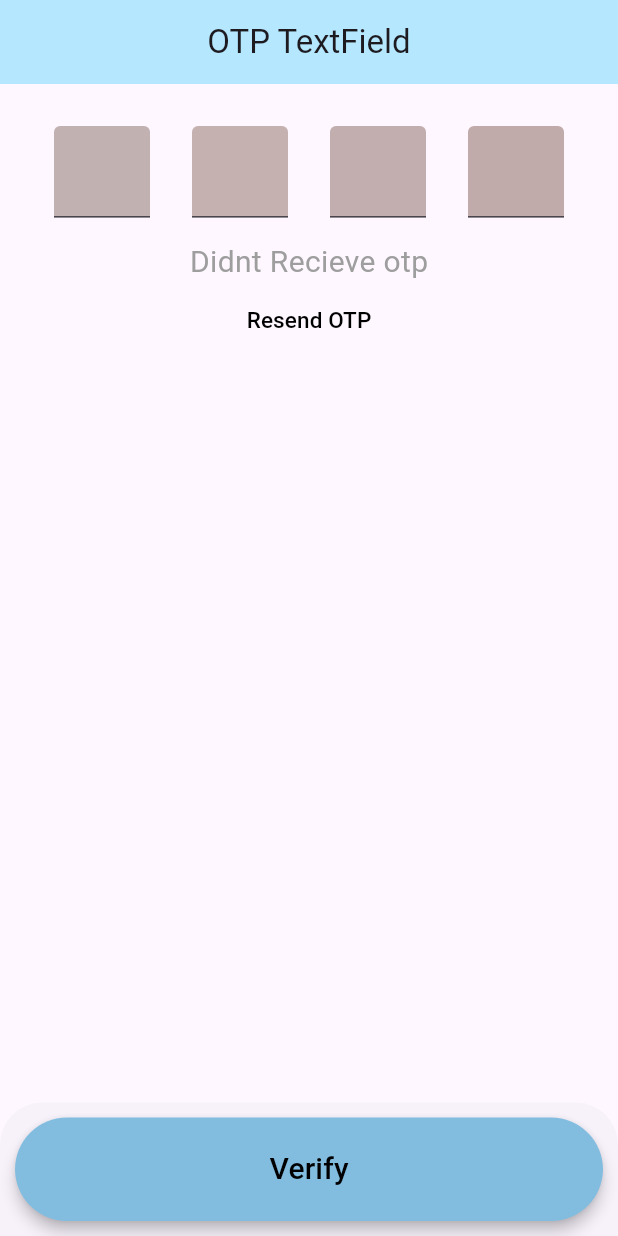
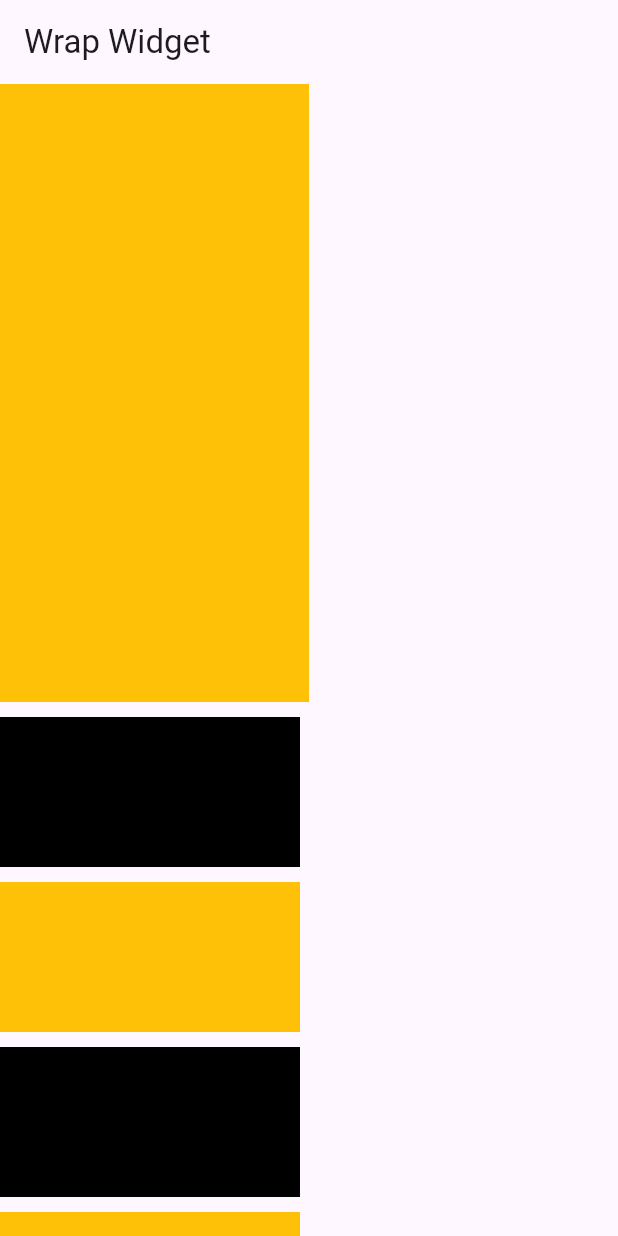
Before and after one commit to RANANUJ/otp_field_15, a Flutter app: the screen it shows after launch, on a phone screen of 412 x 824 dp. Run offline on Flutter 3.47's test engine with Material 3 defaults, Android fonts, the phone set to English and light mode, and no system bars.

Commit message:
stack screen

```diff
--- a/lib/main.dart
+++ b/lib/main.dart
@@ -1,5 +1,6 @@
 import 'package:flutter/material.dart';
 import 'package:otp_field_15/first.dart';
+import 'package:otp_field_15/wrap_screen.dart';
 
 void main() {
   runApp(const MainApp());
@@ -13,6 +14,6 @@ class MainApp extends StatelessWidget {
     return MaterialApp(
         debugShowCheckedModeBanner: false,
         title: "OTP Textfield",
-        home: First());
+        home: StackScreen());
   }
 }
--- /dev/null
+++ b/lib/wrap_screen.dart
@@ -0,0 +1,88 @@
+import 'package:flutter/material.dart';
+
+class StackScreen extends StatefulWidget {
+  const StackScreen({super.key});
+
+  @override
+  State<StackScreen> createState() => _StackScreenState();
+}
+
+class _StackScreenState extends State<StackScreen> {
+  @override
+  Widget build(BuildContext context) {
+    return Scaffold(
+      appBar: AppBar(
+        title: Text("Wrap Widget"),
+      ),
+      body: SingleChildScrollView(
+        child: Wrap(
+          spacing: 10,
+          runSpacing: 20,
+          direction: Axis.vertical,
+          children: [
+            Container(
+              height: MediaQuery.of(context).size.height / 2,
+              width: MediaQuery.of(context).size.width / 2,
+              color: Colors.amber,
+            ),
+            Container(
+              height: 100,
+              width: 200,
+              color: Colors.black,
+            ),
+            Container(
+              height: 100,
+              width: 200,
+              color: Colors.amber,
+            ),
+            Container(
+              height: 100,
+              width: 200,
+              color: Colors.black,
+            ),
+            Container(
+              height: 100,
+              width: 200,
+              color: Colors.amber,
+            ),
+            Container(
+              height: 100,
+              width: 200,
+              color: Colors.black,
+            ),
+            Container(
+              height: 400,
+              width: 200,
+              color: Colors.amber,
+            ),
+            Container(
+              height: 100,
+              width: 200,
+              color: Colors.black,
+            ),
+            Container(
+              height: 100,
+              width: 200,
+              color: Colors.amber,
+            ),
+            Container(
+              height: 100,
+              width: 200,
+              color: Colors.black,
+            ),
+            Container(
+              height: 100,
+              width: 200,
+              color: Colors.amber,
+            ),
+            Container(
+              height: 100,
+              width: 200,
+              color: Colors.black,
+            )
+          ],
+        ),
+      ),
+    );
+  }
+}
```
